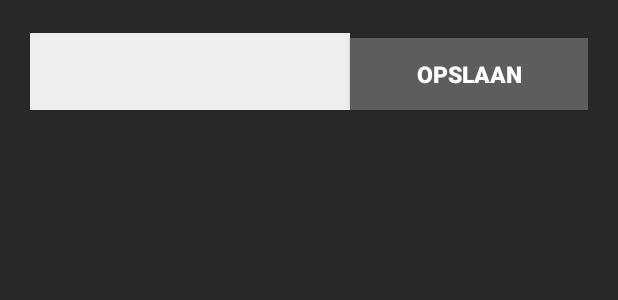
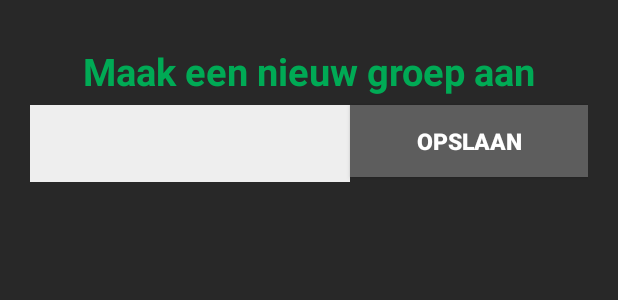
Before and after one commit to pasibun/MatchFixing, an Android app: the layout groupControl.xml on its own in the app's theme, with its tools: preview values and no code run, on a phone screen of 412 x 824 dp. Shown: the top 300 px of the screen. Run offline under Robolectric (Android 15) with nearby library versions, the phone set to English and light mode, and no system bars.

Commit message:
Create Group, edit screen.

```diff
--- a/app/src/main/java/com/matchfixing/minor/matchfixing/Group.java
+++ b/app/src/main/java/com/matchfixing/minor/matchfixing/Group.java
@@ -18,8 +18,8 @@ public class Group extends Activity {
     @Override
     protected void onCreate(Bundle savedInstanceState) {
         super.onCreate(savedInstanceState);
-        setContentView(R.layout.groupControl);
-        groupNameField = (EditText)findViewById(R.id.createGroup);
+        setContentView(R.layout.groupcontrol);
+        groupNameField = (EditText)findViewById(R.id.textCreateGroup);
     }
     //Hier moet nog ff duidelijk een koppeling komen tusse gebruiker en de groep.
     public void group_group(View view) {
@@ -28,7 +28,7 @@ public class Group extends Activity {
         if (groupName != null){
             Groups_Object go = new Groups_Object(groupName);
         }else{
-            String errorMsg = "Please enter a group name.";
+            String errorMsg = "Voer een groepsnaam in.";
             Toast.makeText(ctx, errorMsg, Toast.LENGTH_LONG).show();
         }
     }
--- a/app/src/main/res/layout/groupControl.xml
+++ b/app/src/main/res/layout/groupControl.xml
@@ -9,16 +9,15 @@
     <TextView
         android:layout_width="match_parent"
         android:layout_height="wrap_content"
-        android:text=""
+        android:text="Maak een nieuw groep aan"
         android:typeface="sans"
-        android:textSize="35sp"
+        android:textSize="25sp"
         android:textColor="#00aa55"
         android:textStyle="bold"
         android:gravity="center"
-        android:layout_above="@+id/btnProfile"
-        android:layout_marginTop="10dp"
+        android:layout_above="@+id/linearLayout"
         android:padding="10dp"
-        android:id="@+id/name_field"/>
+        android:id="@+id/createGroupText"/>
 
     <Button
         android:layout_width="match_parent"
@@ -26,11 +25,11 @@
         android:textColor="#ffffff"
         android:background="#5d5d5d"
         android:textStyle="bold"
-        android:layout_toRightOf="@+id/createGroup"
+        android:layout_toRightOf="@+id/textCreateGroup"
         android:textSize="15sp"
         android:padding="10dp"
-        android:layout_marginTop="5dp"
-        android:id="@+id/btnProfile"
+        android:layout_marginTop="50dp"
+        android:id="@+id/btnCreateGroup"
         android:text="@string/CreateGroup"
         android:onClick="group_group"
         android:layout_alignParentRight="true"
@@ -43,9 +42,10 @@
         android:ems="10"
         android:padding="13dp"
         android:textColor="#ffffff"
+        android:layout_marginTop="50dp"
         android:background="#eee"
         android:layout_alignBottom="@+id/btnProfile"
         android:layout_alignParentLeft="true"
         android:layout_alignParentStart="true"
-        android:id="@+id/createGroup" />
+        android:id="@+id/textCreateGroup" />
 </RelativeLayout>
--- a/build.gradle
+++ b/build.gradle
@@ -5,7 +5,7 @@ buildscript {
         jcenter()
     }
     dependencies {
-        classpath 'com.android.tools.build:gradle:2.1.3'
+        classpath 'com.android.tools.build:gradle:2.2.2'
 
         // NOTE: Do not place your application dependencies here; they belong
         // in the individual module build.gradle files
```
Also changed, not shown: app/src/main/res/layout/home.xml (+0 -14 lines).
